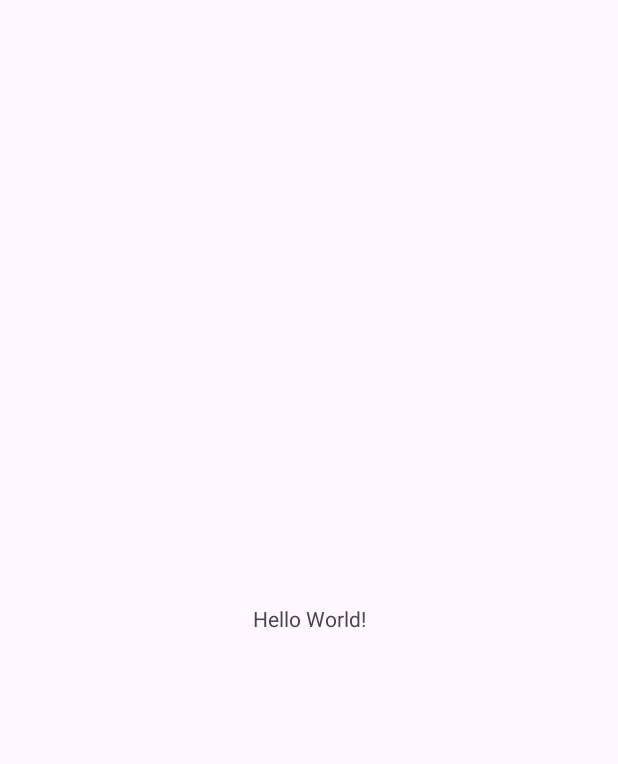
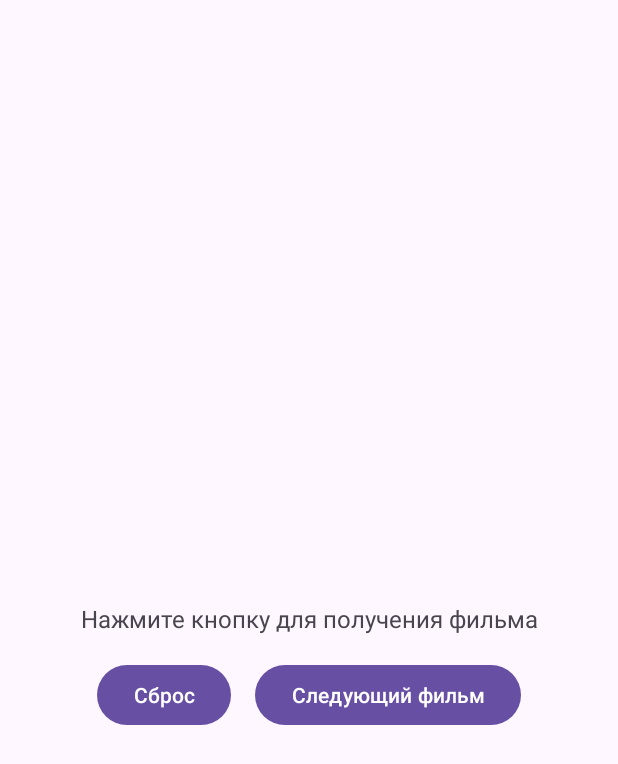
Before and after one commit to Fedmog1lnkv-ISU-Homework/RandomMovie, an Android app: the screen it shows after launch (MainActivity), on a phone screen of 412 x 824 dp. Before the commit the part shown is almost empty. Shown: the top 764 px of the screen. Run offline under Robolectric (Android 15) with nearby library versions, the phone set to English and light mode, and no system bars; our stand-ins replace data binding.

Commit message:
feat: Solution

```diff
--- a/app/build.gradle.kts
+++ b/app/build.gradle.kts
@@ -5,12 +5,17 @@ plugins {
 
 android {
     namespace = "com.example.randommovie"
-    compileSdk = 33
+    compileSdk = 34
+
+    buildFeatures {
+        viewBinding = true
+        dataBinding = true
+    }
 
     defaultConfig {
         applicationId = "com.example.randommovie"
         minSdk = 24
-        targetSdk = 33
+        targetSdk = 34
         versionCode = 1
         versionName = "1.0"
 
--- a/app/src/main/java/com/example/randommovie/MainActivity.kt
+++ b/app/src/main/java/com/example/randommovie/MainActivity.kt
@@ -1,11 +1,45 @@
 package com.example.randommovie
 
+import android.os.Bundle
 import androidx.appcompat.app.AppCompatActivity
-import android.os.Bundle
+import com.example.randommovie.databinding.ActivityMainBinding
+import kotlin.random.Random
 
 class MainActivity : AppCompatActivity() {
+
+    private lateinit var movieList: Array<String>
+    private lateinit var displayedMovies: MutableList<String>
+
+    private lateinit var binding: ActivityMainBinding
+
     override fun onCreate(savedInstanceState: Bundle?) {
         super.onCreate(savedInstanceState)
-        setContentView(R.layout.activity_main)
+        binding = ActivityMainBinding.inflate(layoutInflater)
+        setContentView(binding.root)
+
+        movieList = resources.getStringArray(R.array.movie_list)
+        displayedMovies = mutableListOf()
+
+        binding.nextMovieButton.setOnClickListener { showRandomMovie() }
+        binding.resetButton.setOnClickListener { resetMovies() }
+    }
+
+    private fun showRandomMovie() {
+        if (displayedMovies.size == movieList.size) {
+            binding.movieTextView.text = "Все фильмы просмотрены"
+        } else {
+            var randomMovie: String
+            do {
+                randomMovie = movieList.random()
+            } while (displayedMovies.contains(randomMovie))
+
+            displayedMovies.add(randomMovie)
+            binding.movieTextView.text = randomMovie
+        }
+    }
+
+    private fun resetMovies() {
+        displayedMovies.clear()
+        binding.movieTextView.text = "Нажмите кнопку для получения фильма"
     }
 }
--- a/app/src/main/res/layout/activity_main.xml
+++ b/app/src/main/res/layout/activity_main.xml
@@ -1,18 +1,51 @@
-<?xml version="1.0" encoding="utf-8"?>
-<androidx.constraintlayout.widget.ConstraintLayout xmlns:android="http://schemas.android.com/apk/res/android"
+<layout xmlns:android="http://schemas.android.com/apk/res/android"
     xmlns:app="http://schemas.android.com/apk/res-auto"
-    xmlns:tools="http://schemas.android.com/tools"
+    xmlns:tools="http://schemas.android.com/tools">
+
+    <androidx.constraintlayout.widget.ConstraintLayout
         android:layout_width="match_parent"
         android:layout_height="match_parent"
         tools:context=".MainActivity">
 
         <TextView
+            android:id="@+id/movieTextView"
             android:layout_width="wrap_content"
             android:layout_height="wrap_content"
-        android:text="Hello World!"
+            android:layout_centerInParent="true"
+            android:text="@string/movieTextView"
+            android:textSize="16sp"
             app:layout_constraintBottom_toBottomOf="parent"
             app:layout_constraintEnd_toEndOf="parent"
             app:layout_constraintStart_toStartOf="parent"
             app:layout_constraintTop_toTopOf="parent" />
 
+        <LinearLayout
+            android:id="@+id/buttonsLayout"
+            android:layout_width="wrap_content"
+            android:layout_height="wrap_content"
+            android:orientation="horizontal"
+            app:layout_constraintEnd_toEndOf="parent"
+            app:layout_constraintStart_toStartOf="parent"
+            app:layout_constraintTop_toBottomOf="@+id/movieTextView">
+
+            <Button
+                android:id="@+id/resetButton"
+                android:layout_width="wrap_content"
+                android:layout_height="wrap_content"
+
+                android:layout_marginTop="16dp"
+                android:text="@string/reset" />
+
+            <Button
+                android:id="@+id/nextMovieButton"
+                android:layout_width="wrap_content"
+                android:layout_height="wrap_content"
+                android:layout_marginStart="16dp"
+                android:layout_marginTop="16dp"
+                android:text="@string/nextMovie" />
+
+
+        </LinearLayout>
+
     </androidx.constraintlayout.widget.ConstraintLayout>
+</layout>
--- a/app/src/main/res/values/movies.xml
+++ b/app/src/main/res/values/movies.xml
@@ -1,2 +1,10 @@
 <?xml version="1.0" encoding="utf-8"?>
-<resources></resources>
+<resources>
+    <string-array name="movie_list">
+        <item>The Matrix</item>
+        <item>Avatar</item>
+        <item>Inception</item>
+        <item>Titanic</item>
+        <item>The Dark Knight</item>
+    </string-array>
+</resources>
--- a/app/src/main/res/values/strings.xml
+++ b/app/src/main/res/values/strings.xml
@@ -1,3 +1,6 @@
 <resources>
     <string name="app_name">RandomMovie</string>
+    <string name="movieTextView">Нажмите кнопку для получения фильма</string>
+    <string name="nextMovie">Следующий фильм</string>
+    <string name="reset">Сброс</string>
 </resources>
```
Lines whose indentation alone changed are shown as unchanged.
